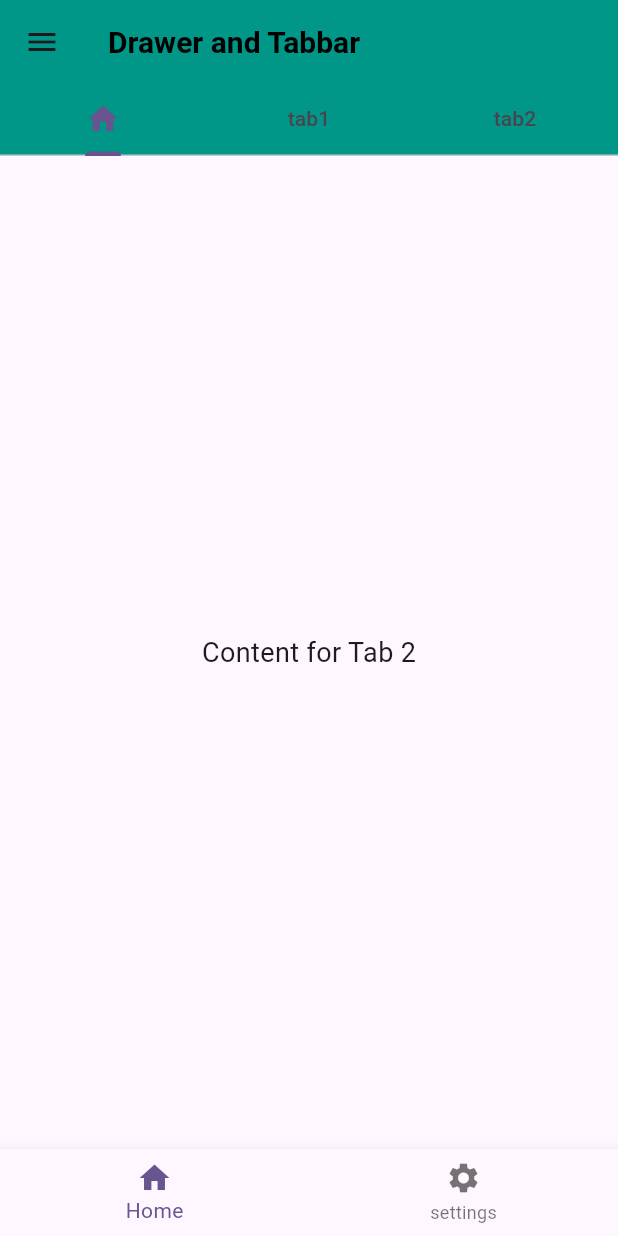
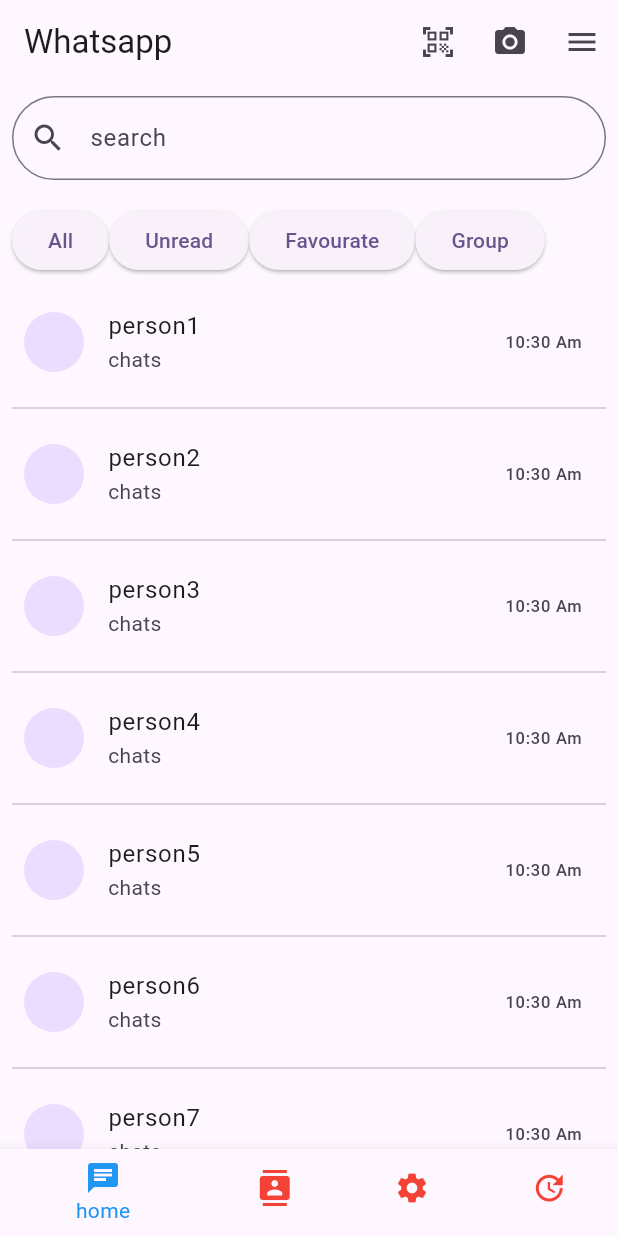
Before and after one commit to Nihal7558/flutter, a Flutter app: the screen it shows after launch, on a phone screen of 412 x 824 dp. Run offline on Flutter 3.47's test engine with Material 3 defaults, Android fonts, the phone set to English and light mode, and no system bars; our stand-ins replace fluttertoast, image_picker; key blocks and very long unbroken strings in the code were emptied for the run.

Commit message:
Daily Task

```diff
--- a/lib/main.dart
+++ b/lib/main.dart
@@ -9,8 +9,11 @@ import 'package:homepage/buttons/sample.dart';
 import 'package:homepage/firstUi/myCart.dart';
 import 'package:homepage/profile%20page%20layout/imagePicker.dart';
 import 'package:homepage/profile%20page/profile.dart';
+import 'package:homepage/shared%20preference/example.dart';
 import 'package:homepage/tab%20and%20bottom%20bar/bottom_bar_page.dart';
 import 'package:homepage/tab%20and%20bottom%20bar/homepage.dart';
+import 'package:homepage/whatsapp/bottombar.dart';
+import 'package:homepage/whatsapp/home.dart';
 
 void main() {
   runApp(const MyApp());
@@ -28,7 +31,7 @@ class MyApp extends StatelessWidget {
         colorScheme: ColorScheme.fromSeed(seedColor: Colors.deepPurple),
         useMaterial3: true,
       ),
-      home: BottomBarPage(),
+      home: bottombarexample(),
     );
   }
 }
--- /dev/null
+++ b/lib/whatsapp/bottombar.dart
@@ -0,0 +1,53 @@
+import 'package:flutter/material.dart';
+import 'package:homepage/whatsapp/home.dart';
+
+class bottombarexample extends StatefulWidget {
+  const bottombarexample({super.key});
+
+  @override
+  State<bottombarexample> createState() => _bottombarexampleState();
+}
+
+class _bottombarexampleState extends State<bottombarexample> {
+  int index = 0;
+  List bottombar = [
+    homewhatsapp(),
+    Center(
+      child: Text("contacts"),
+    ),
+    Center(
+      child: Text("settings"),
+    ),
+    Center(
+      child: Text("contacts"),
+    ),
+  ];
+  void _onitemtapped(int changedindex) {
+    setState(() {
+      index = changedindex;
+    });
+  }
+
+  @override
+  Widget build(BuildContext context) {
+    return Scaffold(
+      bottomNavigationBar: BottomNavigationBar(
+        items: <BottomNavigationBarItem>[
+          BottomNavigationBarItem(icon: Icon(Icons.chat), label: 'home'),
+          BottomNavigationBarItem(
+              icon: Icon(Icons.contacts), label: 'contacts'),
+          BottomNavigationBarItem(
+              icon: Icon(Icons.settings), label: 'settings'),
+          BottomNavigationBarItem(icon: Icon(Icons.update), label: 'update'),
+        ],
+        showSelectedLabels: true,
+        selectedItemColor: Colors.blue,
+        unselectedItemColor: Colors.red,
+        enableFeedback: true,
+        currentIndex: index,
+        onTap: _onitemtapped,
+      ),
+      body: bottombar[index],
+    );
+  }
+}
--- /dev/null
+++ b/lib/whatsapp/home.dart
@@ -0,0 +1,72 @@
+import 'package:flutter/material.dart';
+
+class homewhatsapp extends StatefulWidget {
+  const homewhatsapp({super.key});
+
+  @override
+  State<homewhatsapp> createState() => _homewhatsappState();
+}
+
+class _homewhatsappState extends State<homewhatsapp> {
+  @override
+  Widget build(BuildContext context) {
+    return Scaffold(
+      appBar: AppBar(
+        title: Text("Whatsapp"),
+        actions: [
+          IconButton(onPressed: () {}, icon: Icon(Icons.qr_code_scanner)),
+          IconButton(onPressed: () {}, icon: Icon(Icons.camera_alt)),
+          IconButton(onPressed: () {}, icon: Icon(Icons.menu))
+        ],
+      ),
+      body: SingleChildScrollView(
+        child: Center(
+          child: Column(
+            mainAxisAlignment: MainAxisAlignment.start,
+            children: [
+              Padding(
+                padding: const EdgeInsets.all(8.0),
+                child: TextFormField(
+                  decoration: InputDecoration(
+                      prefixIcon: Icon(Icons.search),
+                      hintText: "search",
+                      border: OutlineInputBorder(
+                          borderRadius: BorderRadius.circular(30))),
+                ),
+              ),
+              Padding(
+                padding: const EdgeInsets.all(8.0),
+                child: Row(
+                  children: [
+                    ElevatedButton(onPressed: () {}, child: Text("All")),
+                    ElevatedButton(onPressed: () {}, child: Text("Unread")),
+                    ElevatedButton(onPressed: () {}, child: Text("Favourate")),
+                    ElevatedButton(onPressed: () {}, child: Text("Group")),
+                  ],
+                ),
+              ),
+              ListView.separated(
+                  shrinkWrap: true,
+                  physics: NeverScrollableScrollPhysics(),
+                  itemBuilder: (context, index) {
+                    return ListTile(
+                      leading: CircleAvatar(),
+                      title: Text("person${index + 1}"),
+                      subtitle: Text('chats'),
+                      trailing: Text(('10:30 Am')),
+                    );
+                  },
+                  separatorBuilder: (context, index) {
+                    return Padding(
+                      padding: EdgeInsets.symmetric(horizontal: 8.0),
+                      child: Divider(),
+                    );
+                  },
+                  itemCount: 15)
+            ],
+          ),
+        ),
+      ),
+    );
+  }
+}
--- a/pubspec.yaml
+++ b/pubspec.yaml
@@ -37,6 +37,7 @@ dependencies:
   cupertino_icons: ^1.0.8
   fluttertoast: ^8.2.8
   image_picker: ^1.1.2
+  dropdown_button2: ^2.3.9
 dev_dependencies:
   flutter_test:
     sdk: flutter
```
Also changed, not shown: lib/shared preference/example.dart (added, +66 -0 lines), pubspec.lock.
